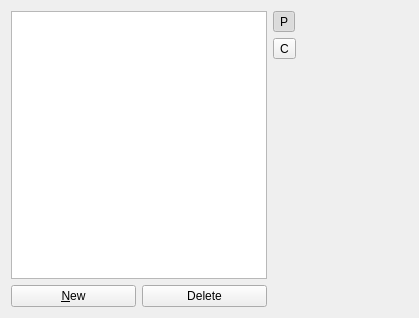
Old version of the form plugins/textshape/dialogs/StyleManager.ui in the repository KDE/koffice.
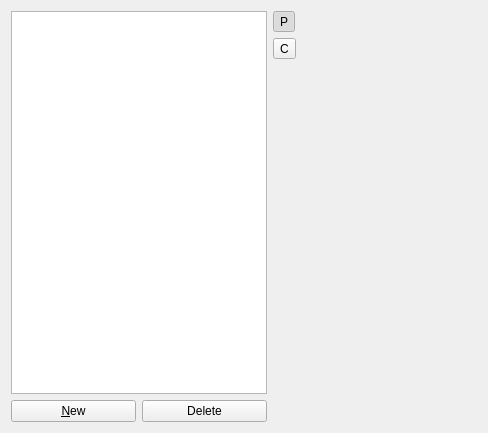
New version of the form. Custom widgets are drawn as their Qt base class.

Commit message: Make editing char styles possible again from styleswidget

```diff
--- a/plugins/textshape/dialogs/StyleManager.ui
+++ b/plugins/textshape/dialogs/StyleManager.ui
@@ -6,8 +6,8 @@
    <rect>
     <x>0</x>
     <y>0</y>
-    <width>419</width>
-    <height>318</height>
+    <width>488</width>
+    <height>433</height>
    </rect>
   </property>
   <property name="sizePolicy">
@@ -17,35 +17,7 @@
    </sizepolicy>
   </property>
   <layout class="QGridLayout">
-   <item row="0" column="0" colspan="2">
-    <widget class="StylesWidget" name="styles"/>
-   </item>
-   <item row="0" column="4" rowspan="2">
-    <widget class="QStackedWidget" name="stackedWidget">
-     <property name="currentIndex">
-      <number>1</number>
-     </property>
-     <widget class="StyleManagerWelcome" name="welcomePage"/>
-     <widget class="ParagraphGeneral" name="paragraphStylePage"/>
-     <widget class="CharacterGeneral" name="characterStylePage"/>
-     <widget class="NewStyleWidget" name="createPage"/>
-    </widget>
-   </item>
-   <item row="1" column="0">
-    <widget class="QPushButton" name="bNew">
-     <property name="text">
-      <string>&amp;New</string>
-     </property>
-    </widget>
-   </item>
-   <item row="1" column="1">
-    <widget class="QPushButton" name="bDelete">
-     <property name="text">
-      <string>Delete</string>
-     </property>
-    </widget>
-   </item>
-   <item row="0" column="2" rowspan="2">
+   <item row="0" column="3" rowspan="2">
     <widget class="QWidget" name="styleTypeContainer" native="true">
      <layout class="QVBoxLayout" name="verticalLayout">
       <property name="margin">
@@ -96,6 +68,43 @@
      </layout>
     </widget>
    </item>
+   <item row="0" column="5" rowspan="2">
+    <widget class="QStackedWidget" name="stackedWidget">
+     <property name="currentIndex">
+      <number>1</number>
+     </property>
+     <widget class="StyleManagerWelcome" name="welcomePage"/>
+     <widget class="ParagraphGeneral" name="paragraphStylePage"/>
+     <widget class="CharacterGeneral" name="characterStylePage"/>
+     <widget class="NewStyleWidget" name="createPage"/>
+    </widget>
+   </item>
+   <item row="0" column="0" rowspan="2">
+    <widget class="QWidget" name="selectorPane" native="true">
+     <layout class="QGridLayout" name="gridLayout1">
+      <property name="margin">
+       <number>0</number>
+      </property>
+      <item row="1" column="0">
+       <widget class="QPushButton" name="bNew">
+        <property name="text">
+         <string>&amp;New</string>
+        </property>
+       </widget>
+      </item>
+      <item row="1" column="1">
+       <widget class="QPushButton" name="bDelete">
+        <property name="text">
+         <string>Delete</string>
+        </property>
+       </widget>
+      </item>
+      <item row="0" column="0" colspan="2">
+       <widget class="StylesWidget" name="styles"/>
+      </item>
+     </layout>
+    </widget>
+   </item>
   </layout>
  </widget>
  <customwidgets>
```
The commit also changes 3 other files.
